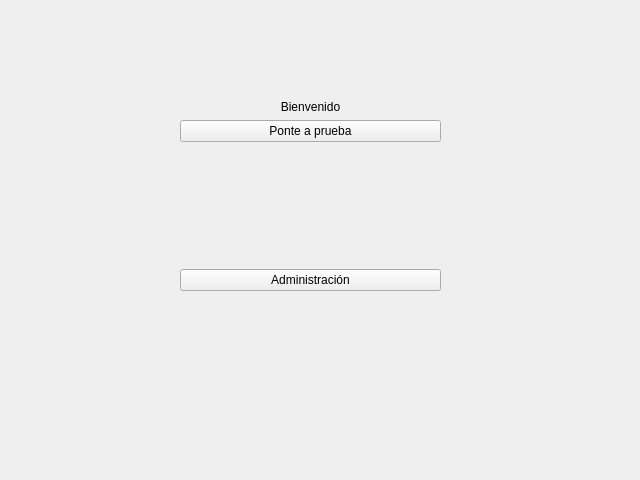
r4ulill0/gui_dbjudge, file sql_judge/view/qt_view/main_menu_view.ui: the form before one commit.
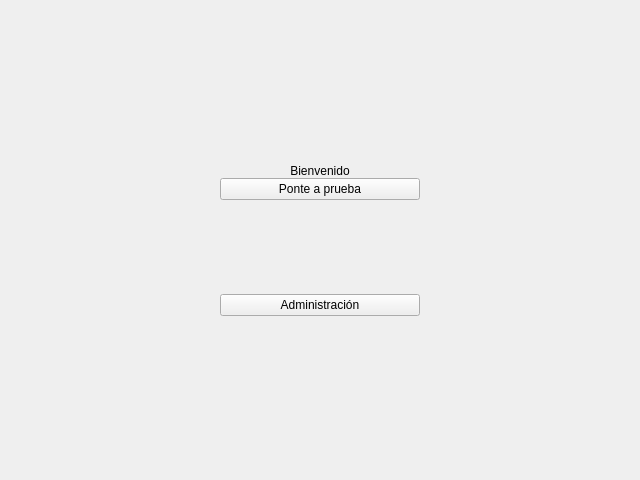
The form after the commit.

Commit message: Added correct resizability to main menu

What changed in the file:
```diff
--- a/sql_judge/view/qt_view/main_menu_view.ui
+++ b/sql_judge/view/qt_view/main_menu_view.ui
@@ -13,18 +13,33 @@
   <property name="windowTitle">
    <string>Form</string>
   </property>
-  <widget class="QWidget" name="gridLayoutWidget">
-   <property name="geometry">
-    <rect>
-     <x>180</x>
-     <y>100</y>
-     <width>261</width>
-     <height>191</height>
-    </rect>
+  <layout class="QGridLayout" name="gridLayout_2">
+   <property name="verticalSpacing">
+    <number>0</number>
    </property>
+   <item row="1" column="1">
    <layout class="QGridLayout" name="gridLayout">
+     <item row="2" column="0">
+      <widget class="QPushButton" name="user_menu_button">
+       <property name="minimumSize">
+        <size>
+         <width>200</width>
+         <height>0</height>
+        </size>
+       </property>
+       <property name="text">
+        <string>Ponte a prueba</string>
+       </property>
+      </widget>
+     </item>
     <item row="1" column="0">
      <widget class="QLabel" name="label">
+       <property name="sizePolicy">
+        <sizepolicy hsizetype="Minimum" vsizetype="Preferred">
+         <horstretch>0</horstretch>
+         <verstretch>0</verstretch>
+        </sizepolicy>
+       </property>
       <property name="text">
        <string>Bienvenido</string>
       </property>
@@ -46,13 +61,6 @@
       </property>
      </spacer>
     </item>
-    <item row="2" column="0">
-     <widget class="QPushButton" name="user_menu_button">
-      <property name="text">
-       <string>Ponte a prueba</string>
-      </property>
-     </widget>
-    </item>
     <item row="5" column="0">
      <widget class="QPushButton" name="admin_menu_button">
       <property name="text">
@@ -61,7 +69,60 @@
      </widget>
     </item>
    </layout>
-  </widget>
+   </item>
+   <item row="0" column="1">
+    <spacer name="verticalSpacer_2">
+     <property name="orientation">
+      <enum>Qt::Vertical</enum>
+     </property>
+     <property name="sizeHint" stdset="0">
+      <size>
+       <width>20</width>
+       <height>40</height>
+      </size>
+     </property>
+    </spacer>
+   </item>
+   <item row="2" column="1">
+    <spacer name="verticalSpacer_3">
+     <property name="orientation">
+      <enum>Qt::Vertical</enum>
+     </property>
+     <property name="sizeHint" stdset="0">
+      <size>
+       <width>20</width>
+       <height>40</height>
+      </size>
+     </property>
+    </spacer>
+   </item>
+   <item row="1" column="0">
+    <spacer name="horizontalSpacer">
+     <property name="orientation">
+      <enum>Qt::Horizontal</enum>
+     </property>
+     <property name="sizeHint" stdset="0">
+      <size>
+       <width>40</width>
+       <height>20</height>
+      </size>
+     </property>
+    </spacer>
+   </item>
+   <item row="1" column="2">
+    <spacer name="horizontalSpacer_2">
+     <property name="orientation">
+      <enum>Qt::Horizontal</enum>
+     </property>
+     <property name="sizeHint" stdset="0">
+      <size>
+       <width>40</width>
+       <height>20</height>
+      </size>
+     </property>
+    </spacer>
+   </item>
+  </layout>
  </widget>
  <resources/>
  <connections/>
```
Lines whose indentation alone changed are shown as unchanged. The commit also changes 1 other file.
